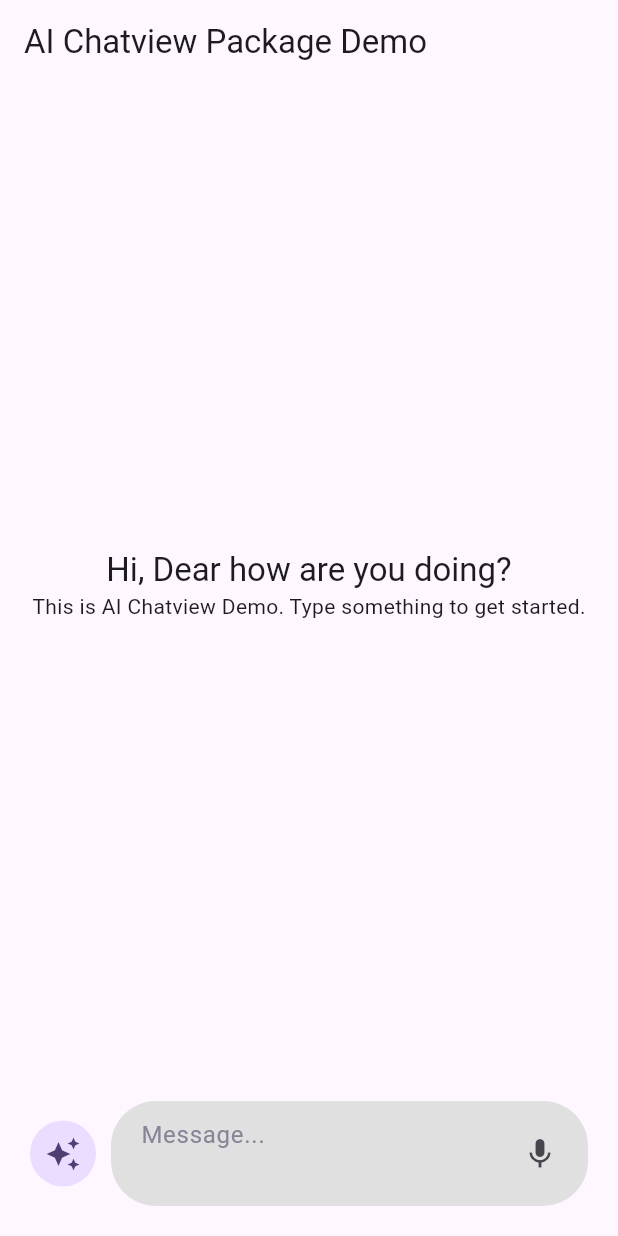
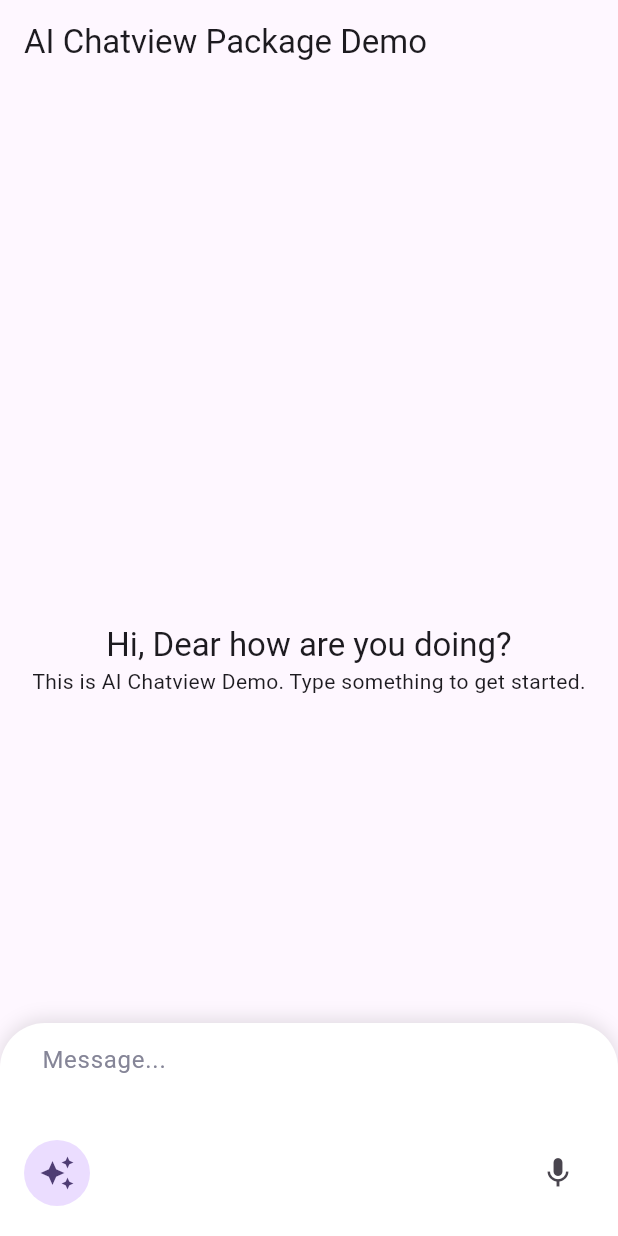
Before and after one commit to Princewil/ai_chatview, a Flutter app: the screen it shows after launch, on a phone screen of 412 x 824 dp. Run offline on Flutter 3.47's test engine with Material 3 defaults, Android fonts, the phone set to English and light mode, and no system bars; missing offline and left inert: markdown_widget.

Commit message:
improved on input field ui

```diff
--- a/example/lib/main.dart
+++ b/example/lib/main.dart
@@ -41,12 +41,7 @@ class _HomeState extends State<Home> {
       typewriterAnimatedConfiguration: TypewriterAnimatedConfiguration(
         typingSpeed: Duration(milliseconds: 2),
       ),
-      textFieldDecoration: TextFieldDecoration(
-        minLines: 2,
-        maxLines: 4,
-        textFieldDarkModeBackgroundColor: Colors.white,
-        textFieldLightModeBackgroundColor: Colors.grey.shade300,
-      ),
+      textFieldDecoration: TextFieldDecoration(minLines: 2, maxLines: 4),
     );
   }
 
@@ -89,6 +84,30 @@ class _HomeState extends State<Home> {
             radius: 22,
             child: Icon(Icons.auto_awesome), //bubble_chart_rounded
           ),
+        ),
+        aiWidget: Column(
+          mainAxisAlignment: MainAxisAlignment.start,
+          crossAxisAlignment: CrossAxisAlignment.start,
+          children: [
+            Row(
+              mainAxisAlignment: MainAxisAlignment.center,
+              crossAxisAlignment: CrossAxisAlignment.center,
+              children: [
+                IconButton(onPressed: () {}, icon: Icon(Icons.thumb_up_alt)),
+                IconButton(onPressed: () {}, icon: Icon(Icons.thumb_down)),
+              ],
+            ),
+            Row(
+              mainAxisAlignment: MainAxisAlignment.center,
+              crossAxisAlignment: CrossAxisAlignment.center,
+              children: [
+                Text(
+                  'AI is not always correct',
+                  style: Theme.of(context).textTheme.bodySmall,
+                ),
+              ],
+            ),
+          ],
         ),
       ),
     );
--- a/lib/chatview.dart
+++ b/lib/chatview.dart
@@ -61,24 +61,20 @@ class AIChatView extends StatelessWidget {
     kAiWidget = aiWidget;
     kTextFieldOtherWidget = textFieldOtherWidget;
     kLeftPanelWidget = leftPanelWidget;
-    backgroundColor = isDarkMode(context)
-        ? aIChatViewController
-              .textFieldDecoration
-              .textFieldDarkModeBackgroundColor
-        : aIChatViewController
-              .textFieldDecoration
-              .textFieldLightModeBackgroundColor;
+    userInputBackGroundColor = isDarkMode(context)
+        ? Colors.white
+        : Colors.grey.shade300;
     return StreamBuilder<List<ChatModel>>(
       stream: aIChatViewController.messageStreamController.stream,
       initialData: aIChatViewController.initialMessageList,
       builder: (context, data) {
         final chats = data.data ?? [];
-        return Column(
+        return Stack(
           children: [
-            Expanded(
-              child: chats.isEmpty
+            chats.isEmpty
                 ? emptyState
                 : ListView.builder(
+                    padding: EdgeInsets.only(bottom: 200),
                     physics: ClampingScrollPhysics(),
                     controller: aIChatViewController.scrollController,
                     itemCount: chats.length,
@@ -88,9 +84,15 @@ class AIChatView extends StatelessWidget {
                       allChats: chats,
                     ),
                   ),
+            Align(
+              alignment: AlignmentGeometry.bottomCenter,
+              child: Column(
+                children: [
+                  Expanded(child: SizedBox()),
+                  ChatTextInputWidget(chatController: aIChatViewController),
+                ],
               ),
-            ChatTextInputWidget(chatController: aIChatViewController),
-            SizedBox(height: 10),
+            ),
           ],
         );
       },
--- a/lib/compnts/build_messages.dart
+++ b/lib/compnts/build_messages.dart
@@ -55,7 +55,7 @@ class BuildMessage extends StatelessWidget {
               child: Container(
                 padding: EdgeInsets.symmetric(vertical: 15, horizontal: 20),
                 decoration: BoxDecoration(
-                  color: backgroundColor,
+                  color: userInputBackGroundColor,
                   borderRadius: BorderRadius.circular(20),
                 ),
                 child: Text(message.message, style: TextStyle(fontSize: 16)),
--- a/lib/compnts/textfield_decoration.dart
+++ b/lib/compnts/textfield_decoration.dart
@@ -8,18 +8,10 @@ class TextFieldDecoration {
   final String hintText;
   final Color hintStyleColor;
 
-  ///[textFieldDarkModeBackgroundColor] is TextFormField background color for Dark mode
-  Color? textFieldDarkModeBackgroundColor;
-
-  ///[textFieldLightModeBackgroundColor] is TextFormField background color for Light mode
-  Color? textFieldLightModeBackgroundColor;
-
   TextFieldDecoration({
     this.maxLines = 4,
     this.minLines = 1,
     this.hintText = 'Message...',
     this.hintStyleColor = hintTextStyle,
-    this.textFieldDarkModeBackgroundColor,
-    this.textFieldLightModeBackgroundColor,
   });
 }
--- a/lib/compnts/textinput_field.dart
+++ b/lib/compnts/textinput_field.dart
@@ -18,66 +18,40 @@ class ChatTextInputWidget extends StatefulWidget {
 class _ChatTextInputWidgetState extends State<ChatTextInputWidget> {
   @override
   Widget build(BuildContext context) {
-    final backgroundColor = isDarkMode(context)
-        ? widget
-              .chatController
-              .textFieldDecoration
-              .textFieldDarkModeBackgroundColor
-        : widget
-              .chatController
-              .textFieldDecoration
-              .textFieldLightModeBackgroundColor;
-    return Padding(
-      padding: const EdgeInsets.symmetric(
-        horizontal: 20,
-      ).copyWith(bottom: 10, top: 10),
-      child: Row(
-        // mainAxisAlignment: MainAxisAlignment.center,
-        // crossAxisAlignment: CrossAxisAlignment.center,
+    final isDark = isDarkMode(context);
+
+    return Container(
+      padding: const EdgeInsets.symmetric(horizontal: 16, vertical: 8),
+      decoration: const BoxDecoration(
+        color: Colors.white,
+        borderRadius: BorderRadius.only(
+          topLeft: Radius.circular(30),
+          topRight: Radius.circular(30),
+        ),
+        boxShadow: [
+          BoxShadow(
+            color: Colors.black12,
+            blurRadius: 10,
+            offset: Offset(0, -2),
+          ),
+        ],
+      ),
+      child: Column(
         children: [
-          if (kLeftPanelWidget != null) kLeftPanelWidget!,
-          if (kLeftPanelWidget != null) SizedBox(width: 10),
-          Expanded(
-            child: Container(
-              //constraints: const BoxConstraints(minHeight: 10),
-              padding: const EdgeInsets.symmetric(horizontal: 8, vertical: 6),
-              decoration: BoxDecoration(
-                color: backgroundColor,
-                borderRadius: BorderRadius.circular(30),
-              ),
-              child: Row(
-                children: [
-                  Expanded(
-                    child: ConstrainedBox(
-                      constraints: const BoxConstraints(minHeight: 25),
-                      child: Center(
-                        child: TextField(
+          TextField(
             textAlignVertical: TextAlignVertical.center,
-                          controller:
-                              widget.chatController.textEdittingController,
-                          maxLines: widget
-                              .chatController
-                              .textFieldDecoration
-                              .maxLines,
-                          minLines: widget
-                              .chatController
-                              .textFieldDecoration
-                              .minLines,
+            controller: widget.chatController.textEdittingController,
+            maxLines: widget.chatController.textFieldDecoration.maxLines,
+            minLines: widget.chatController.textFieldDecoration.minLines,
             keyboardType: TextInputType.multiline,
             textInputAction: TextInputAction.newline,
             onSubmitted: (_) => onTap(),
             // onTapUpOutside: (_) => KeyboardUtil.hideKeyboard(context),
             decoration: InputDecoration(
               border: InputBorder.none,
-                            hintText: widget
-                                .chatController
-                                .textFieldDecoration
-                                .hintText,
+              hintText: widget.chatController.textFieldDecoration.hintText,
               hintStyle: TextStyle(
-                              color: widget
-                                  .chatController
-                                  .textFieldDecoration
-                                  .hintStyleColor,
+                color: widget.chatController.textFieldDecoration.hintStyleColor,
               ),
               isDense: true,
               contentPadding: const EdgeInsets.symmetric(
@@ -92,25 +66,35 @@ class _ChatTextInputWidgetState extends State<ChatTextInputWidget> {
               }
             },
           ),
-                      ),
-                    ),
-                  ),
-
+          SizedBox(height: 10),
+          Row(
+            children: [
+              if (kLeftPanelWidget != null) kLeftPanelWidget!,
+              Spacer(),
               AnimatedSwitcher(
                 duration: const Duration(milliseconds: 180),
                 transitionBuilder: (child, anim) =>
                     ScaleTransition(scale: anim, child: child),
                 child: _userIsTyping
-                        ? IconButton(
-                            icon: Icon(Icons.near_me_rounded),
-                            onPressed: onTap,
+                    ? InkWell(
+                        onTap: onTap,
+                        borderRadius: BorderRadius.circular(22),
+                        child: CircleAvatar(
+                          radius: 22,
+                          backgroundColor: isDark
+                              ? Colors.white
+                              : Colors.black87,
+                          child: Icon(
+                            Icons.near_me_rounded,
+                            color: isDark ? Colors.black : Colors.white,
+                          ),
+                        ),
                       )
                     : kTextFieldOtherWidget ?? SizedBox(),
               ),
             ],
           ),
-            ),
-          ),
+          SizedBox(height: 10),
         ],
       ),
     );
--- a/lib/compnts/theme.dart
+++ b/lib/compnts/theme.dart
@@ -5,4 +5,4 @@ final kBodyTextColor = Color(0xFF667085);
 Color? kTextFieldDarkModeBackgroundColor;
 Color? kTextFieldLightModeBackgroundColor;
 
-Color? backgroundColor;
+Color? userInputBackGroundColor;
```
Also changed, not shown: 2 other files. Lines whose indentation alone changed are shown as unchanged.
